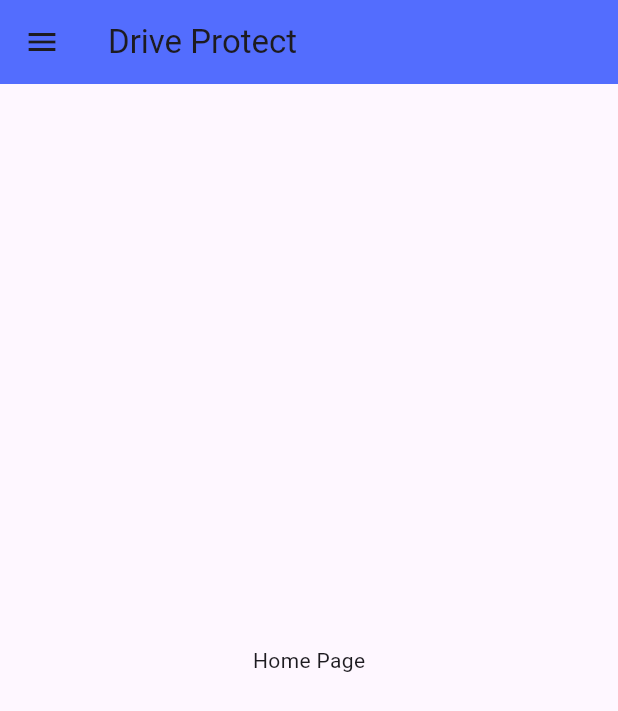
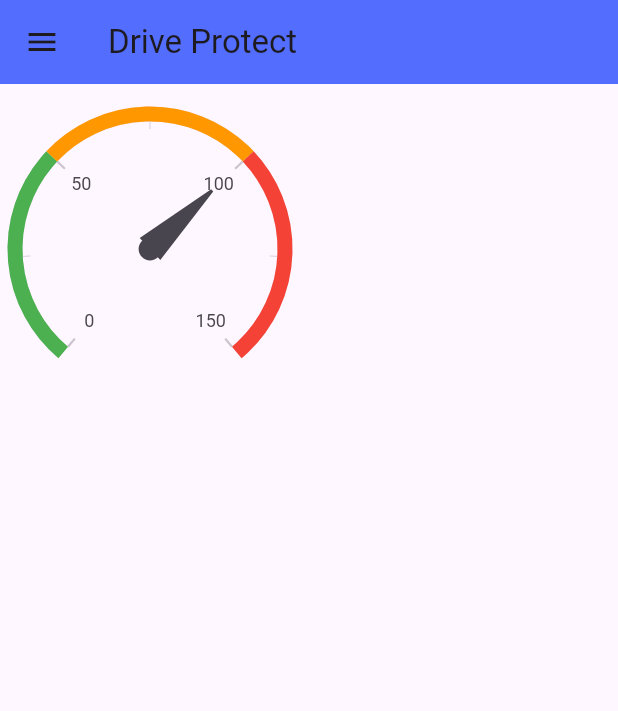
Before and after one commit to HarshMaheshwari2312/drive_protect, a Flutter app: the screen it shows after launch, on a phone screen of 412 x 824 dp. Shown: the top 711 px of the screen. Run offline on Flutter 3.47's test engine with Material 2 defaults, Android fonts, the phone set to English and light mode, and no system bars; drawn by our look-alikes of syncfusion_flutter_gauges; our stand-ins replace connectivity.

```diff
--- a/lib/home.dart
+++ b/lib/home.dart
@@ -8,6 +8,8 @@ import 'package:driveprotect/notifications.dart';
 import 'package:driveprotect/privacy_policy.dart';
 import 'package:driveprotect/send_feedback.dart';
 import 'package:driveprotect/settings.dart';
+import 'package:syncfusion_flutter_gauges/gauges.dart';
+
 
 class HomeScreen extends StatefulWidget {
   const HomeScreen({super.key});
@@ -43,12 +45,38 @@ class _HomeScreenState extends State<HomeScreen> {
         backgroundColor: Colors.indigoAccent,
         title: Text("Drive Protect"),
       ),
-      body: Container(
-        child: Center(
-          child: Text("Home Page"),
-        ),
+      body: Stack(
+        children: [
+          Positioned(
+            top: 10,
+            left: 0,
+            child: Container(
+              width: 200,
+              height: 200,
+              child: SfRadialGauge(
+                enableLoadingAnimation: true,
+                animationDuration: 4500,
+                axes: <RadialAxis>[
+                  RadialAxis(
+                    minimum: 0,
+                    maximum: 150,
+                    ranges: <GaugeRange>[
+                      GaugeRange(startValue: 0, endValue: 50, color: Colors.green),
+                      GaugeRange(startValue: 50, endValue: 100, color: Colors.orange),
+                      GaugeRange(startValue: 100, endValue: 150, color: Colors.red),
+                    ],
+                    pointers: <GaugePointer>[
+                      NeedlePointer(value: 100,enableAnimation: true,),
+                    ],
+                  ),
+                ],
+              ),
+            ),
+          ),
+        ],
+
       ),
-      drawer: Drawer(
+        drawer: Drawer(
         child: SingleChildScrollView(
           child: Container(
             child: Column(
--- a/lib/main.dart
+++ b/lib/main.dart
@@ -19,5 +19,6 @@ class MyApp extends StatelessWidget {
         ),
         home: SplashScreen()
     );
+
   }
 }
--- a/pubspec.yaml
+++ b/pubspec.yaml
@@ -30,10 +30,10 @@ environment:
 dependencies:
   flutter:
     sdk: flutter
-
   # The following adds the Cupertino Icons font to your application.
   # Use with the CupertinoIcons class for iOS style icons.
-  cupertino_icons: ^1.0.2
+  syncfusion_flutter_gauges: ^22.2.11
+  gauge_indicator: ^0.4.3
 
 dev_dependencies:
   flutter_test:
```
Also changed, not shown: pubspec.lock.
